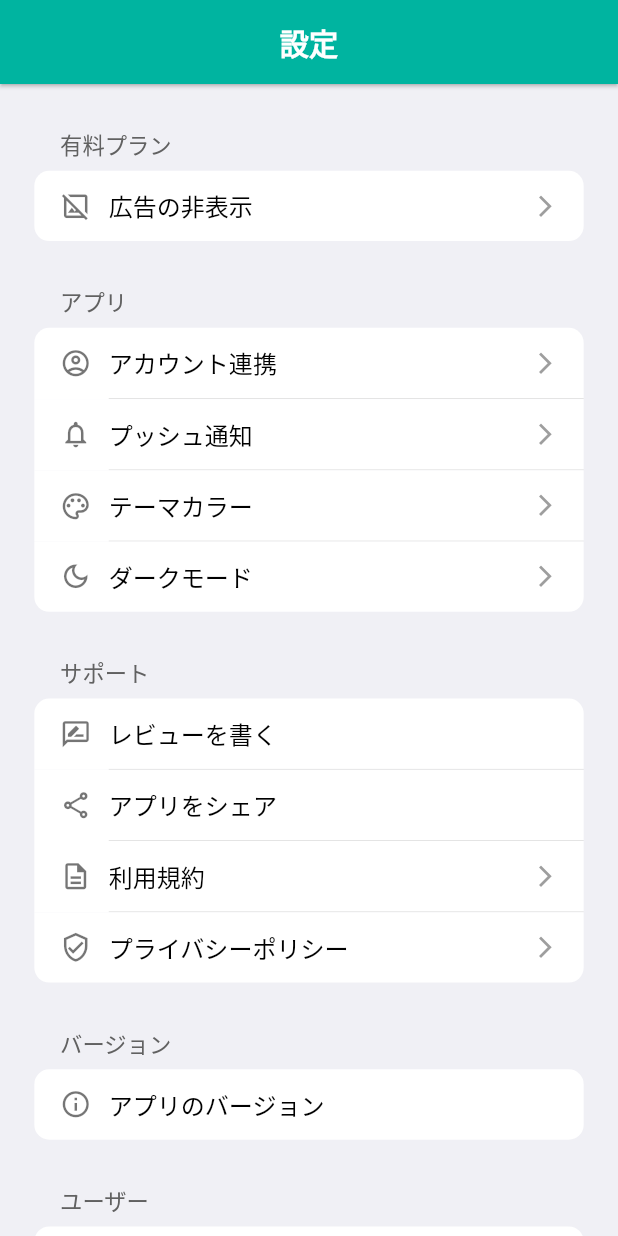
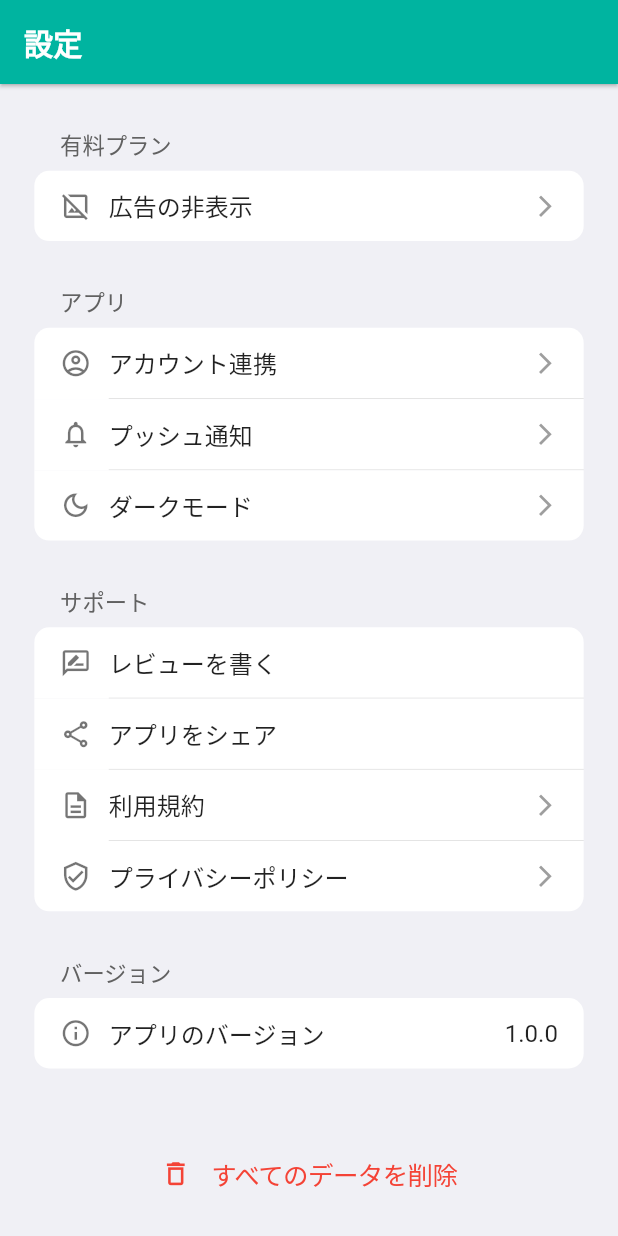
Before and after one commit to koheimikami3/subrisu, a Flutter app: the SettingsPage screen opened by its route, on a phone screen of 412 x 824 dp. Run offline on Flutter 3.47's test engine with Material 2 defaults, Android fonts, the phone set to English and light mode, and no system bars; our stand-ins replace firebase_auth, firebase_core, flutter_riverpod, flutter_screenutil, google_sign_in, package_info_plus and 1 more; accounts and stored records are empty.

Commit message:
ダークモード時のUI調整 ユーザー削除ボタンのUI変更

```diff
--- a/lib/app.dart
+++ b/lib/app.dart
@@ -5,13 +5,13 @@
 
   @override
   Widget build(BuildContext context, WidgetRef ref) {
-    final isDarkMode = ref.watch(darkModeProvider);
+    final isDark = ref.watch(darkModeProvider);
 
     return ScreenUtilInit(
       designSize: const Size(360, 690),
       builder: (_, __) {
         return MaterialApp(
-          theme: !isDarkMode ? AppTheme.lightTheme() : AppTheme.darkTheme(),
+          theme: isDark ? AppTheme.darkTheme() : AppTheme.lightTheme(),
           debugShowCheckedModeBanner: false,
           initialRoute: '/',
           routes: {
@@ -20,7 +20,7 @@
             '/darkMode': (_) => const DarkModePage(),
             '/bottomNav': (_) => const BottomNavBar(),
           },
-          home: const LoginPage(),
+          home: const BottomNavBar(),
         );
       },
     );
--- a/lib/component/setting_item.dart
+++ b/lib/component/setting_item.dart
@@ -1,7 +1,7 @@
 import 'package:subrisu/importer.dart';
 
 /// 設定項目のUIを作成する
-class SettingItem extends StatelessWidget {
+class SettingItem extends ConsumerWidget {
   const SettingItem({
     Key? key,
     this.independenceItem = false,
@@ -9,7 +9,6 @@
     this.middleItem = false,
     this.bottomItem = false,
     required this.itemName,
-    this.textColor = Colors.black,
     this.leadingIcon,
     this.trailing = const ArrowIcon(),
     required this.onTap,
@@ -20,13 +19,14 @@
   final bool middleItem; // リスト中間項目か
   final bool bottomItem; // リスト最下部項目か
   final String itemName; // 項目名
-  final Color textColor; // 項目テキストの色
   final IconData? leadingIcon; // 前方アイコン
   final Widget trailing; // 後方コンテンツ
   final VoidCallback? onTap; // ボタンタップ時の動作
 
   @override
-  Widget build(BuildContext context) {
+  Widget build(BuildContext context, WidgetRef ref) {
+    final isDark = ref.watch(darkModeProvider);
+
     return Material(
       borderRadius: independenceItem
           ? _independenceRadius()
@@ -37,7 +37,7 @@
                   : bottomItem
                       ? _bottomRadius()
                       : null,
-      color: Colors.white,
+      color: isDark ? Configs.darkItemColor : Colors.white,
       child: InkWell(
         onTap: onTap,
         borderRadius: independenceItem
@@ -67,7 +67,7 @@
                   SizedBox(height: 10.w),
                   Row(
                     children: [
-                      Expanded(child: _text()),
+                      Expanded(child: Text(itemName)),
                       trailing,
                       SizedBox(width: 15.w),
                     ],
@@ -107,15 +107,6 @@
     return Icon(
       leadingIcon,
       size: 21,
-      color: Colors.black54,
-    );
-  }
-
-  /// 項目名テキストを表示する
-  Text _text() {
-    return Text(
-      itemName,
-      style: TextStyle(color: textColor),
     );
   }
 
--- a/lib/constant/configs.dart
+++ b/lib/constant/configs.dart
@@ -5,7 +5,13 @@
   static const appColor = Color.fromARGB(255, 0, 180, 160);
 
   // ダークモード時の背景色
-  static const darkThemeBackgroundColor = Color(0xff212121);
+  static const darkBackgroundColor = Color(0xFF212121);
+
+  // ダークモード時の項目色
+  static const darkItemColor = Color(0xFF303030);
+
+  // 設定画面の背景色
+  static const settingsBackgroundColor = Color.fromRGBO(240, 240, 245, 1);
 
   // スプラッシュのアイコン画像パス
   static const splashImagePath = 'assets/images/splash.png';
--- a/lib/constant/texts.dart
+++ b/lib/constant/texts.dart
@@ -12,6 +12,9 @@
   static const appleSignInButton = 'Appleでサインイン';
   static const googleSignInButton = 'Googleでサインイン';
   static const guestStartButton = 'アカウント登録しないで始める';
+
+  // 設定画面ボタンテキスト
+  static const deleteUserButton = 'すべてのデータを削除';
 
   // 設定画面項目リストタイトル
   static const paidPlanTitle = '有料プラン';
@@ -31,7 +34,6 @@
   static const tosItem = '利用規約';
   static const privacyPolicyItem = 'プライバシーポリシー';
   static const appVersionItem = 'アプリのバージョン';
-  static const deleteUserItem = '全データの削除';
 
   // ダークモード画面項目名
   static const deviceSettingItem = '端末設定と同じ';
--- a/lib/importer.dart
+++ b/lib/importer.dart
@@ -29,7 +29,7 @@
 export 'package:subrisu/view/list/widget/create_page_button.dart';
 export 'package:subrisu/view/settings/widget/app_settings.dart';
 export 'package:subrisu/component/setting_item.dart';
-export 'package:subrisu/view/settings/widget/delete_user.dart';
+export 'package:subrisu/view/settings/widget/delete_user_button.dart';
 export 'package:subrisu/view/bottom_nav_bar.dart';
 export 'package:subrisu/view/settings/dark_mode/dark_mode_page.dart';
 export 'package:subrisu/view/settings/widget/supports.dart';
--- a/lib/view/settings/settings_page.dart
+++ b/lib/view/settings/settings_page.dart
@@ -13,10 +13,10 @@
         title: const Text(Texts.settingsPage),
         automaticallyImplyLeading: false,
       ),
-      body: PhysicalModel(
-        color: !isDark
-            ? const Color.fromRGBO(240, 240, 245, 1)
-            : Configs.darkThemeBackgroundColor,
+      body: Material(
+        color: isDark
+            ? Configs.darkBackgroundColor
+            : Configs.settingsBackgroundColor,
         child: SingleChildScrollView(
           child: Row(
             children: [
@@ -32,8 +32,8 @@
                     const Supports(),
                     SizedBox(height: 25.h),
                     const AppVersion(),
-                    SizedBox(height: 25.h),
-                    const DeleteUserItem(),
+                    SizedBox(height: 35.h),
+                    const DeleteUserButton(),
                     SizedBox(height: 25.h),
                   ],
                 ),
--- a/lib/view/settings/widget/app_settings.dart
+++ b/lib/view/settings/widget/app_settings.dart
@@ -21,12 +21,13 @@
           leadingIcon: Icons.notifications_outlined,
           onTap: () => _onTap(context),
         ),
-        SettingItem(
-          middleItem: true,
-          itemName: Texts.appColorItem,
-          leadingIcon: Icons.palette_outlined,
-          onTap: () => _onTap(context),
-        ),
+        // Ver1.1.0で実装
+        // SettingItem(
+        //   middleItem: true,
+        //   itemName: Texts.appColorItem,
+        //   leadingIcon: Icons.palette_outlined,
+        //   onTap: () => _onTap(context),
+        // ),
         SettingItem(
           bottomItem: true,
           itemName: Texts.darkModeItem,
--- a/lib/view/settings/widget/delete_user.dart
+++ /dev/null
@@ -1,30 +0,0 @@
-import 'package:subrisu/importer.dart';
-
-/// ユーザー削除項目のUIを作成する
-class DeleteUserItem extends StatelessWidget {
-  const DeleteUserItem({Key? key}) : super(key: key);
-
-  @override
-  Widget build(BuildContext context) {
-    return Column(
-      children: [
-        const ItemsTitle(title: Texts.userDataTitle),
-        SettingItem(
-          independenceItem: true,
-          itemName: Texts.deleteUserItem,
-          textColor: Colors.red,
-          leadingIcon: Icons.delete_outline,
-          trailing: const SizedBox.shrink(),
-          onTap: () => _onTap(context),
-        ),
-      ],
-    );
-  }
-
-  /// ログイン画面に遷移する
-  ///
-  /// 今までの画面を全てウィジェットツリーから削除する
-  void _onTap(BuildContext context) {
-    Navigator.pushNamedAndRemoveUntil(context, '/login', (_) => false);
-  }
-}
--- /dev/null
+++ b/lib/view/settings/widget/delete_user_button.dart
@@ -0,0 +1,45 @@
+import 'package:flutter/cupertino.dart';
+import 'package:subrisu/importer.dart';
+
+/// ユーザー削除を行うボタン
+class DeleteUserButton extends StatelessWidget {
+  const DeleteUserButton({Key? key}) : super(key: key);
+
+  @override
+  Widget build(BuildContext context) {
+    return CupertinoButton(
+      onPressed: () => _onPressed(context),
+      child: Row(
+        mainAxisAlignment: MainAxisAlignment.center,
+        children: [
+          _icon(),
+          SizedBox(width: 12.w),
+          _text(),
+        ],
+      ),
+    );
+  }
+
+  /// アイコンを表示する
+  Icon _icon() {
+    return const Icon(
+      Icons.delete_outline,
+      color: Colors.red,
+    );
+  }
+
+  /// テキストを表示する
+  Text _text() {
+    return const Text(
+      Texts.deleteUserButton,
+      style: TextStyle(color: Colors.red),
+    );
+  }
+
+  /// ログイン画面に遷移する
+  ///
+  /// 今までの画面を全てウィジェットツリーから削除する
+  void _onPressed(BuildContext context) {
+    Navigator.pushNamedAndRemoveUntil(context, '/login', (_) => false);
+  }
+}
```
Also changed, not shown: lib/app_theme.dart (+50 -8 lines), lib/view/bottom_nav_bar.dart (+1 -11 lines), lib/view/settings/dark_mode/dark_mode_page.dart (+4 -4 lines), 1 other file.
